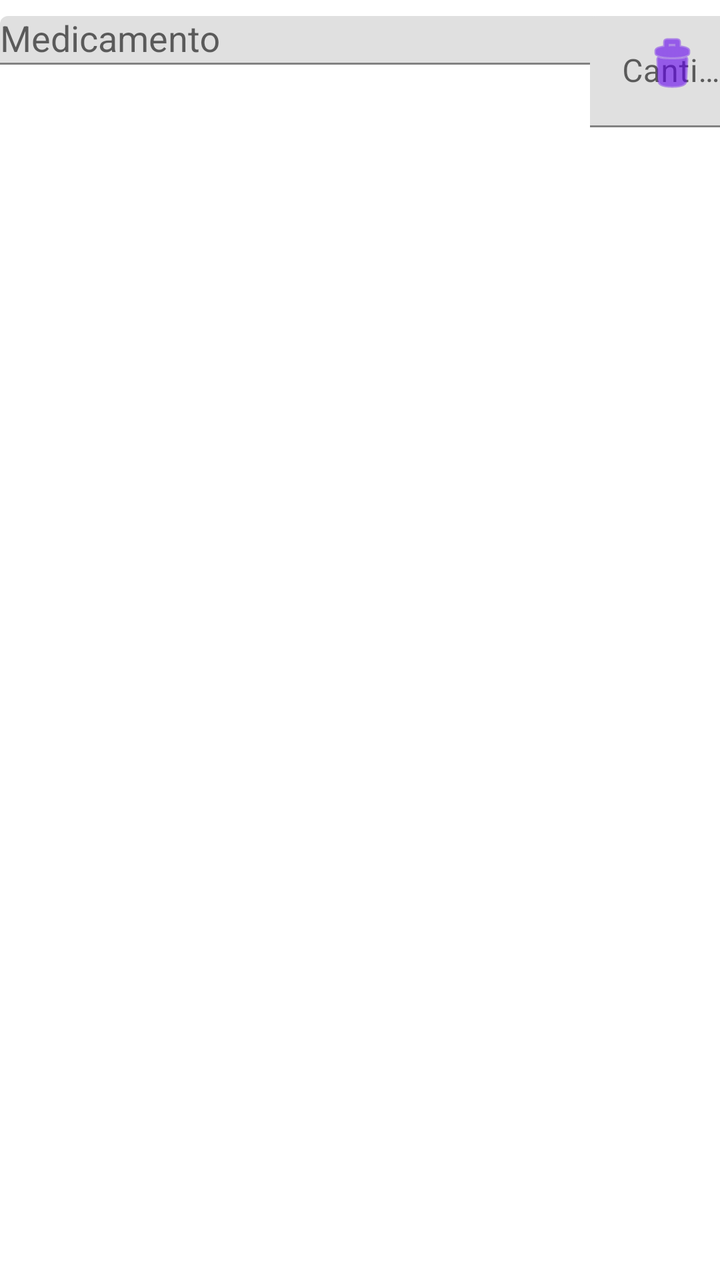
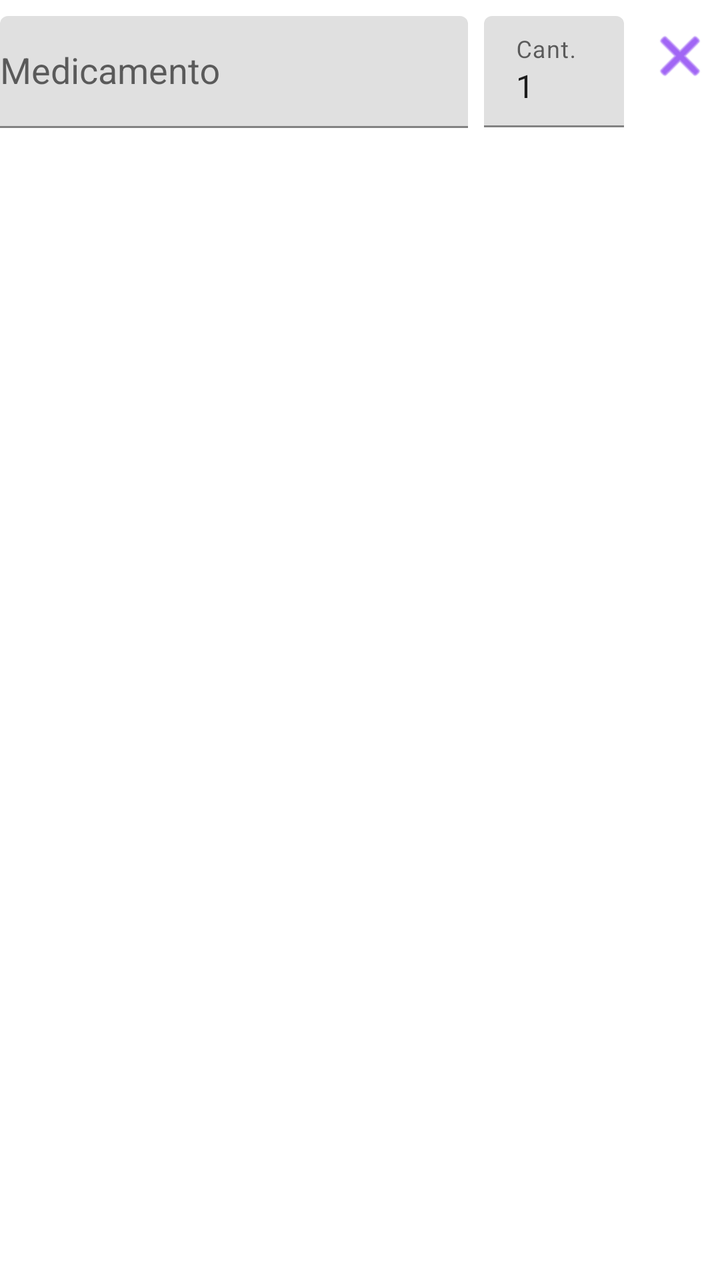

Before-and-after screenshots of an Android layout around one commit, followed by the original layout XML and the change that was made.
<!-- AndroidManifest.xml: application theme Theme.MyMeds -->
<!-- res/layout/item_medicine.xml -->
<?xml version="1.0" encoding="utf-8"?>
<androidx.constraintlayout.widget.ConstraintLayout
    xmlns:android="http://schemas.android.com/apk/res/android"
    xmlns:app="http://schemas.android.com/apk/res-auto"
    android:layout_width="match_parent"
    android:layout_height="wrap_content"
    android:paddingVertical="8dp">

    
    <com.google.android.material.textfield.TextInputLayout
        android:id="@+id/nameLayout"
        android:layout_width="0dp"
        android:layout_height="wrap_content"

        app:layout_constraintTop_toTopOf="parent"
        app:layout_constraintStart_toStartOf="parent"
        app:layout_constraintEnd_toEndOf="parent">

        <AutoCompleteTextView
            android:id="@+id/nameInput"
            android:layout_width="match_parent"
            android:layout_height="wrap_content"
            android:hint="Medicamento"/>

    </com.google.android.material.textfield.TextInputLayout>

    
    <com.google.android.material.textfield.TextInputLayout
        android:id="@+id/quantityLayout"
        android:layout_width="0dp"
        android:layout_height="wrap_content"
        android:hint="Cantidad"
        android:layout_marginStart="8dp"
        app:layout_constraintStart_toEndOf="@id/nameLayout"
        app:layout_constraintEnd_toStartOf="@id/delete_button"
        app:layout_constraintTop_toTopOf="parent"
        app:layout_constraintWidth_percent="0.25">

        <com.google.android.material.textfield.TextInputEditText
            android:id="@+id/quantityInput"
            android:layout_width="match_parent"
            android:layout_height="wrap_content"
            android:inputType="number"/>
    </com.google.android.material.textfield.TextInputLayout>

    
    <ImageButton
        android:id="@+id/delete_button"
        android:layout_width="48dp"
        android:layout_height="48dp"
        android:layout_marginStart="8dp"
        android:background="?attr/selectableItemBackgroundBorderless"
        android:contentDescription="Eliminar medicamento"
        android:src="@android:drawable/ic_menu_delete"
        app:tint="@color/purple_500"
        app:layout_constraintEnd_toEndOf="parent"
        app:layout_constraintTop_toTopOf="parent"/>

</androidx.constraintlayout.widget.ConstraintLayout>
<!-- resources referenced by this layout -->
<resources>
  <color name="purple_500">#FF6200EE</color>
  <style name="Theme.MyMeds" parent="Theme.MaterialComponents.DayNight.NoActionBar">
          <item name="colorPrimary">@color/purple_200</item>
          <item name="colorPrimaryDark">@color/purple_700</item>
          <item name="colorAccent">@color/teal_200</item>
  
          <item name="android:statusBarColor">@color/purple_200</item>
      </style>
  <color name="purple_200">#FFBB86FC</color>
  <color name="purple_700">#FF3700B3</color>
  <color name="teal_200">#FF03DAC5</color>
</resources>

<!-- the commit's change to res/layout/item_medicine.xml (unified diff, before → after) -->
@@ -11,15 +11,18 @@
         android:id="@+id/nameLayout"
         android:layout_width="0dp"
         android:layout_height="wrap_content"
+        android:minHeight="56dp"
+        android:layout_marginEnd="8dp"
 
-        app:layout_constraintTop_toTopOf="parent"
         app:layout_constraintStart_toStartOf="parent"
-        app:layout_constraintEnd_toEndOf="parent">
+        app:layout_constraintEnd_toStartOf="@id/quantityLayout"
+        app:layout_constraintTop_toTopOf="parent">
 
-        <AutoCompleteTextView
+        <com.google.android.material.textfield.MaterialAutoCompleteTextView
             android:id="@+id/nameInput"
             android:layout_width="match_parent"
             android:layout_height="wrap_content"
+            android:minHeight="56dp"
             android:hint="Medicamento"/>
 
     </com.google.android.material.textfield.TextInputLayout>
@@ -27,32 +30,35 @@
     
     <com.google.android.material.textfield.TextInputLayout
         android:id="@+id/quantityLayout"
-        android:layout_width="0dp"
+        android:layout_width="70dp"
         android:layout_height="wrap_content"
-        android:hint="Cantidad"
-        android:layout_marginStart="8dp"
-        app:layout_constraintStart_toEndOf="@id/nameLayout"
+        android:minHeight="56dp"
+        android:layout_marginEnd="8dp"
+        android:hint="Cant."
+
         app:layout_constraintEnd_toStartOf="@id/delete_button"
-        app:layout_constraintTop_toTopOf="parent"
-        app:layout_constraintWidth_percent="0.25">
+        app:layout_constraintTop_toTopOf="parent">
 
         <com.google.android.material.textfield.TextInputEditText
             android:id="@+id/quantityInput"
             android:layout_width="match_parent"
             android:layout_height="wrap_content"
-            android:inputType="number"/>
+            android:inputType="number"
+            android:text="1"/>
+
     </com.google.android.material.textfield.TextInputLayout>
 
     
     <ImageButton
         android:id="@+id/delete_button"
-        android:layout_width="48dp"
-        android:layout_height="48dp"
-        android:layout_marginStart="8dp"
+        android:layout_width="40dp"
+        android:layout_height="40dp"
         android:background="?attr/selectableItemBackgroundBorderless"
         android:contentDescription="Eliminar medicamento"
-        android:src="@android:drawable/ic_menu_delete"
+        android:src="@android:drawable/ic_menu_close_clear_cancel"
+
         app:tint="@color/purple_500"
+
         app:layout_constraintEnd_toEndOf="parent"
         app:layout_constraintTop_toTopOf="parent"/>
 
